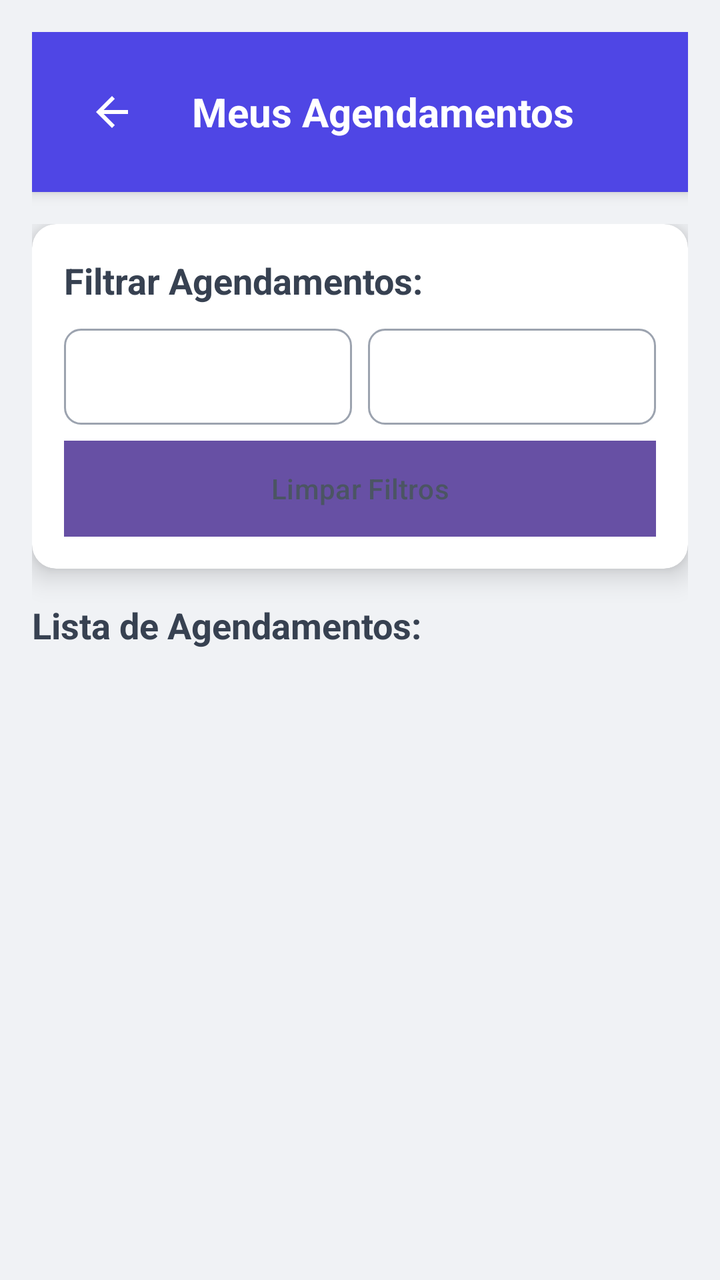
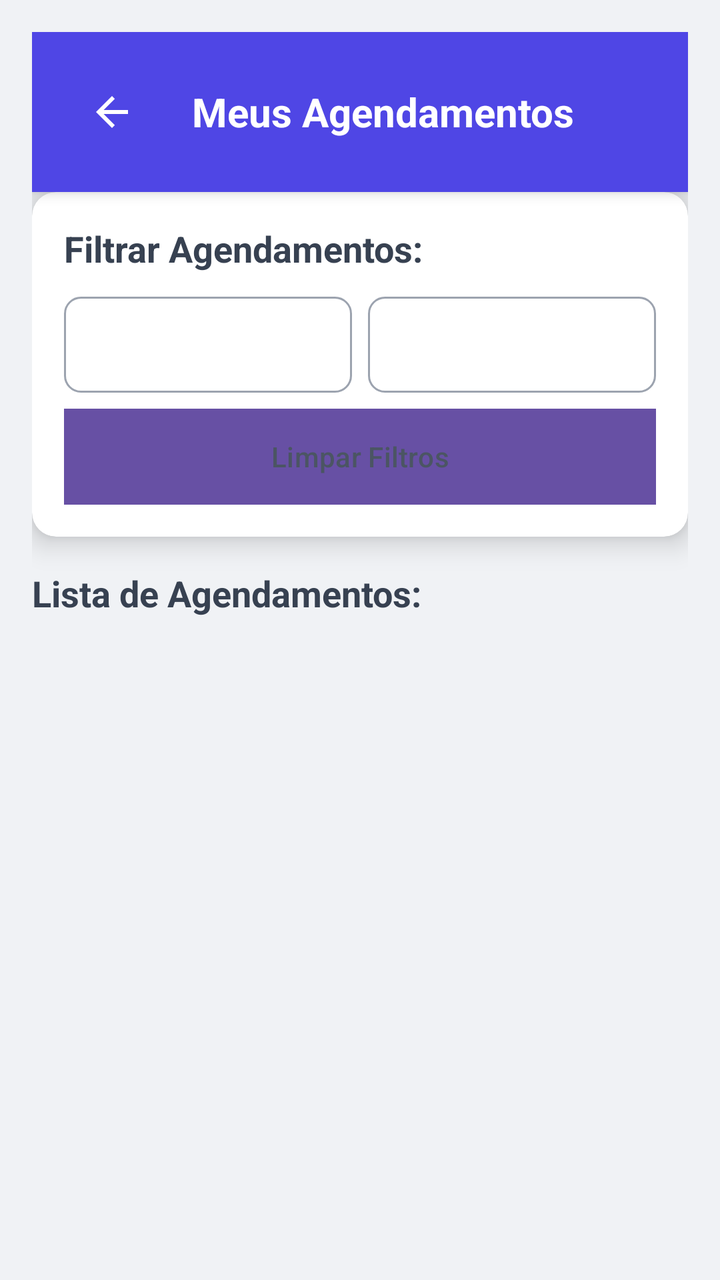

Two renders of the same Android screen: before a commit and after it. Below are the layout's source before the change and the commit's diff.
<!-- AndroidManifest.xml: application theme Theme.SmartApp -->
<!-- res/layout/gerenciar_agendamento.xml -->
<?xml version="1.0" encoding="utf-8"?>
<LinearLayout xmlns:android="http://schemas.android.com/apk/res/android"
    xmlns:app="http://schemas.android.com/apk/res-auto"
    xmlns:tools="http://schemas.android.com/tools"
    android:layout_width="match_parent"
    android:layout_height="match_parent"
    android:background="#F0F2F5"
    android:orientation="vertical"
    android:padding="16dp">

    
    <LinearLayout
        android:id="@+id/header"
        android:layout_width="match_parent"
        android:layout_height="wrap_content"
        android:background="#4F46E5"
        android:elevation="4dp"
        android:padding="16dp"
        android:gravity="center_vertical">

        <ImageButton
            android:id="@+id/btnvoltaragendamento"
            android:layout_width="48dp"
            android:layout_height="48dp"
            android:background="?attr/selectableItemBackgroundBorderless"
            android:contentDescription="gere2"
            android:src="@drawable/ic_arrow_back"
            app:tint="#FFFFFF" />

        <TextView
            android:id="@+id/title"
            android:layout_width="0dp"
            android:layout_height="wrap_content"
            android:layout_weight="1"
            android:layout_marginStart="16dp"
            android:text="Meus Agendamentos"
            android:textColor="#FFFFFF"
            android:textSize="20sp"
            android:textStyle="bold" />
    </LinearLayout>

    <ScrollView
        android:layout_width="match_parent"
        android:layout_height="0dp"
        android:layout_weight="1"
        android:paddingTop="16dp">

        <LinearLayout
            android:layout_width="match_parent"
            android:layout_height="wrap_content"
            android:orientation="vertical">

            
            <androidx.cardview.widget.CardView
                android:layout_width="match_parent"
                android:layout_height="wrap_content"
                android:layout_marginBottom="16dp"
                app:cardCornerRadius="12dp"
                app:cardElevation="8dp"
                app:cardBackgroundColor="#FFFFFF">

                <LinearLayout
                    android:layout_width="match_parent"
                    android:layout_height="wrap_content"
                    android:orientation="vertical"
                    android:padding="16dp">

                    <TextView
                        android:layout_width="match_parent"
                        android:layout_height="wrap_content"
                        android:text="Filtrar Agendamentos:"
                        android:textColor="#374151"
                        android:textSize="18sp"
                        android:textStyle="bold"
                        android:layout_marginBottom="12dp"/>

                    <LinearLayout
                        android:layout_width="match_parent"
                        android:layout_height="wrap_content"
                        android:orientation="horizontal"
                        android:weightSum="2">

                        <Spinner
                            android:id="@+id/statusFilter"
                            android:layout_width="0dp"
                            android:layout_height="48dp"
                            android:layout_weight="1"
                            android:paddingStart="12dp"
                            android:paddingEnd="12dp"
                            android:background="@drawable/spinner_border"
                            android:spinnerMode="dropdown"/>

                        <Spinner
                            android:id="@+id/periodFilter"
                            android:layout_width="0dp"
                            android:layout_height="48dp"
                            android:layout_weight="1"
                            android:paddingStart="12dp"
                            android:paddingEnd="12dp"
                            android:layout_marginStart="8dp"
                            android:background="@drawable/spinner_border"
                            android:spinnerMode="dropdown"/>
                    </LinearLayout>

                    <Button
                        android:id="@+id/clearFilterButton"
                        android:layout_width="match_parent"
                        android:layout_height="48dp"
                        android:layout_marginTop="8dp"
                        android:background="#E5E7EB"
                        android:text="Limpar Filtros"
                        android:textColor="#4B5563"
                        android:drawableStart="@drawable/ic_eraser"
                        android:drawableTint="#4B5563"
                        android:drawablePadding="8dp"/>
                </LinearLayout>
            </androidx.cardview.widget.CardView>

            
            <TextView
                android:layout_width="match_parent"
                android:layout_height="wrap_content"
                android:text="Lista de Agendamentos:"
                android:textColor="#374151"
                android:textSize="18sp"
                android:textStyle="bold"
                android:layout_marginBottom="12dp"/>

            
            <LinearLayout
                android:id="@+id/emptyState"
                android:layout_width="match_parent"
                android:layout_height="wrap_content"
                android:orientation="vertical"
                android:gravity="center"
                android:padding="32dp"
                android:visibility="gone">

                <ImageView
                    android:layout_width="80dp"
                    android:layout_height="80dp"
                    android:src="@drawable/ic_calendar_empty"
                    android:contentDescription="Nenhum agendamento"
                    android:layout_marginBottom="16dp"/>

                <TextView
                    android:layout_width="match_parent"
                    android:layout_height="wrap_content"
                    android:text="Nenhum agendamento encontrado"
                    android:textColor="#6B7280"
                    android:textSize="16sp"
                    android:gravity="center"
                    android:layout_marginBottom="8dp"/>

                <TextView
                    android:layout_width="match_parent"
                    android:layout_height="wrap_content"
                    android:text="Tente ajustar os filtros ou faça um novo agendamento"
                    android:textColor="#9CA3AF"
                    android:textSize="14sp"
                    android:gravity="center"/>
            </LinearLayout>

            <androidx.recyclerview.widget.RecyclerView
                android:id="@+id/rvAgendamentosCategories"
                android:layout_width="match_parent"
                android:layout_height="wrap_content"
                tools:listitem="@layout/item_agendamento"
                tools:itemCount="10"
                app:spanCount="1"
                tools:layoutManager="LinearLayoutManager"
                tools:orientation="vertical"/>

            
            <androidx.cardview.widget.CardView
                android:layout_width="match_parent"
                android:layout_height="wrap_content"
                app:cardCornerRadius="50dp"
                app:cardElevation="2dp"
                android:layout_marginTop="8dp"
                android:layout_marginBottom="8dp"/>

        </LinearLayout>
    </ScrollView>

    
    <androidx.cardview.widget.CardView
        android:id="@+id/messageModal"
        android:layout_width="300dp"
        android:layout_height="wrap_content"
        android:layout_gravity="center"
        android:visibility="gone"
        app:cardCornerRadius="16dp"
        app:cardElevation="24dp"
        app:cardBackgroundColor="#FFFFFF">

        <LinearLayout
            android:layout_width="match_parent"
            android:layout_height="wrap_content"
            android:orientation="vertical"
            android:padding="24dp"
            android:gravity="center">

            <TextView
                android:id="@+id/messageIcon"
                android:layout_width="wrap_content"
                android:layout_height="wrap_content"
                android:textSize="48sp"
                android:layout_marginBottom="16dp"
                android:textColor="#4F46E5"/>

            <TextView
                android:id="@+id/messageTitle"
                android:layout_width="match_parent"
                android:layout_height="wrap_content"
                android:textSize="24sp"
                android:textStyle="bold"
                android:gravity="center"
                android:textColor="#374151"
                android:layout_marginBottom="8dp"/>

            <TextView
                android:id="@+id/messageText"
                android:layout_width="match_parent"
                android:layout_height="wrap_content"
                android:textSize="16sp"
                android:gravity="center"
                android:textColor="#6B7280"
                android:layout_marginBottom="24dp"/>

            <Button
                android:id="@+id/okButton"
                android:layout_width="match_parent"
                android:layout_height="48dp"
                android:text="OK"
                android:background="#4F46E5"
                android:textColor="#FFFFFF"/>
        </LinearLayout>
    </androidx.cardview.widget.CardView>
</LinearLayout>
<!-- res/layout/item_agendamento.xml (included above) -->
<androidx.cardview.widget.CardView xmlns:android="http://schemas.android.com/apk/res/android"
    xmlns:app="http://schemas.android.com/apk/res-auto"
    android:layout_width="match_parent"
    android:layout_height="wrap_content"
    android:layout_marginBottom="16dp"
    app:cardCornerRadius="12dp"
    app:cardElevation="4dp"
    app:cardBackgroundColor="@color/white">

    <LinearLayout
        android:layout_width="match_parent"
        android:layout_height="wrap_content"
        android:orientation="vertical"
        android:padding="16dp"
        android:background="@color/white">

        
        <TextView
            android:id="@+id/nome"
            android:layout_width="match_parent"
            android:layout_height="wrap_content"
            android:text="Maria Cabeleireira"
            android:textColor="@android:color/black"
            android:textSize="18sp"
            android:textStyle="bold"/>

        
        <TextView
            android:id="@+id/servico"
            android:layout_width="match_parent"
            android:layout_height="wrap_content"
            android:layout_marginTop="8dp"
            android:text="Corte Feminino"
            android:textColor="@android:color/black"
            android:textSize="16sp"/>

        
        <LinearLayout
            android:layout_width="match_parent"
            android:layout_height="wrap_content"
            android:layout_marginTop="8dp"
            android:orientation="horizontal">

            <TextView
                android:layout_width="0dp"
                android:layout_height="wrap_content"
                android:layout_weight="1"
                android:text="Data:"
                android:textColor="@android:color/black"
                android:textStyle="bold"/>

            <TextView
                android:id="@+id/data"
                android:layout_width="0dp"
                android:layout_height="wrap_content"
                android:layout_weight="1"
                android:text="25/10/2023"
                android:textColor="@android:color/black"/>

            <TextView
                android:layout_width="0dp"
                android:layout_height="wrap_content"
                android:layout_weight="1"
                android:text="Hora:"
                android:textColor="@android:color/black"
                android:textStyle="bold"/>

            <TextView
                android:id="@+id/hora"
                android:layout_width="0dp"
                android:layout_height="wrap_content"
                android:layout_weight="1"
                android:text="14:00"
                android:textColor="@android:color/black"/>
        </LinearLayout>

        
        <TextView
            android:id="@+id/valor"
            android:layout_width="match_parent"
            android:layout_height="wrap_content"
            android:layout_marginTop="16dp"
            android:text="Valor: R$ 60,00"
            android:textColor="@android:color/black"
            android:textSize="16sp"
            android:textStyle="bold"/>

        
        <LinearLayout
            android:layout_width="match_parent"
            android:layout_height="wrap_content"
            android:layout_marginTop="16dp"
            android:orientation="horizontal"
            android:gravity="center_vertical">

            <ImageView
                android:id="@+id/statusIco"
                android:layout_width="16dp"
                android:layout_height="16dp"
                android:src="@drawable/ic_check_circle"
                app:tint="@color/black" />

            <TextView
                android:id="@+id/status"
                android:layout_width="wrap_content"
                android:layout_height="wrap_content"
                android:layout_marginStart="8dp"
                android:text="Confirmado"
                android:textColor="@android:color/black"
                android:textSize="14sp"
                android:layout_weight="1"/>

            <Button
                android:id="@+id/btnAction"
                android:layout_width="wrap_content"
                android:layout_height="36dp"
                android:layout_gravity="end"
                android:layout_marginEnd="4dp"
                android:text="Reagendar"
                android:textColor="@android:color/white"
                android:textSize="14sp"
                android:textStyle="bold"
                android:drawableStart="@drawable/ic_calendar"
                android:drawablePadding="6dp"
                android:stateListAnimator="@null"
                android:paddingHorizontal="12dp"
                android:paddingVertical="4dp"/>
        </LinearLayout>
    </LinearLayout>
</androidx.cardview.widget.CardView>
<!-- resources referenced by this layout -->
<resources>
  <color name="black">#FF000000</color>
  <color name="white">#FFFFFFFF</color>
  <!-- drawable ic_arrow_back (drawable) -->
  <vector xmlns:android="http://schemas.android.com/apk/res/android"
      android:width="24dp"
      android:height="24dp"
      android:viewportWidth="24"
      android:viewportHeight="24">
      <path android:fillColor="#FFFFFF" android:pathData="M20,11H7.83l5.59,-5.59L12,4l-8,8 8,8 1.41,-1.41L7.83,13H20v-2z"/>
  </vector>
  <!-- drawable ic_calendar (drawable) -->
  <vector xmlns:android="http://schemas.android.com/apk/res/android"
      android:width="24dp"
      android:height="24dp"
      android:viewportWidth="24"
      android:viewportHeight="24">
      <path
          android:fillColor="#FF000000"
          android:pathData="M19,4h-1V2h-2v2H8V2H6v2H5c-1.11,0 -1.99,0.9 -1.99,2L3,20c0,1.1 0.89,2 2,2h14c1.1,0 2,-0.9 2,-2V6c0,-1.1 -0.9,-2 -2,-2zM19,20H5V9h14V20zM19,7H5V5h14V7zM9,13H7v-2h2V13zM13,13h-2v-2h2V13zM17,13h-2v-2h2V13zM9,17H7v-2h2V17zM13,17h-2v-2h2V17z"/>
  </vector>
  <!-- drawable ic_calendar_empty (drawable) -->
  <vector xmlns:android="http://schemas.android.com/apk/res/android"
      android:width="48dp"
      android:height="48dp"
      android:viewportWidth="24"
      android:viewportHeight="24"
      android:tint="#9CA3AF">
      <path
          android:fillColor="@android:color/white"
          android:pathData="M19,4h-1V2h-2v2H8V2H6v2H5c-1.11,0 -1.99,0.9 -1.99,2L3,20a2,2 0 0,0 2,2h14c1.1,0 2,-0.9 2,-2V6c0,-1.1 -0.9,-2 -2,-2zm0,16H5V10h14v10zm0,-12H5V6h14v2z"/>
      <path
          android:fillColor="@android:color/white"
          android:pathData="M0,0h24v24H0V0z"/>
  </vector>
  <!-- drawable ic_check_circle (drawable) -->
  <vector xmlns:android="http://schemas.android.com/apk/res/android" android:height="24dp" android:tint="#000000" android:viewportHeight="24" android:viewportWidth="24" android:width="24dp">
        
      <path android:fillColor="@android:color/white" android:pathData="M12,2C6.48,2 2,6.48 2,12s4.48,10 10,10 10,-4.48 10,-10S17.52,2 12,2zM10,17l-5,-5 1.41,-1.41L10,14.17l7.59,-7.59L19,8l-9,9z"/>
      
  </vector>
  <!-- drawable ic_eraser (drawable) -->
  <vector xmlns:android="http://schemas.android.com/apk/res/android" android:height="24dp" android:tint="#000000" android:viewportHeight="960" android:viewportWidth="960" android:width="24dp">
        
      <path android:fillColor="@android:color/white" android:pathData="M376,660L480,556L584,660L640,604L536,500L640,396L584,340L480,444L376,340L320,396L424,500L320,604L376,660ZM280,840Q247,840 223.5,816.5Q200,793 200,760L200,240L160,240L160,160L360,160L360,120L600,120L600,160L800,160L800,240L760,240L760,760Q760,793 736.5,816.5Q713,840 680,840L280,840ZM680,240L280,240L280,760Q280,760 280,760Q280,760 280,760L680,760Q680,760 680,760Q680,760 680,760L680,240ZM280,240L280,240L280,760Q280,760 280,760Q280,760 280,760L280,760Q280,760 280,760Q280,760 280,760L280,240Z"/>
      
  </vector>
  <!-- drawable spinner_border (drawable) -->
  <?xml version="1.0" encoding="utf-8"?>
  <selector xmlns:android="http://schemas.android.com/apk/res/android">
      <item>
          <layer-list>
              <item>
                  <shape>
                      <solid android:color="@android:color/transparent" />
                      <stroke android:width="1dp" android:color="@color/gray_400" />
                      <corners android:radius="8dp" />
                  </shape>
              </item>
          </layer-list>
      </item>
  </selector>
  <style name="Theme.SmartApp" parent="Base.Theme.SmartApp" />
  <color name="gray_400">#9CA3AF</color>
  <style name="Base.Theme.SmartApp" parent="Theme.Material3.DayNight.NoActionBar" />
</resources>

<!-- the commit's change to res/layout/gerenciar_agendamento.xml (unified diff, before → after) -->
@@ -39,149 +39,132 @@
             android:textStyle="bold" />
     </LinearLayout>
 
-    <ScrollView
+    <LinearLayout
         android:layout_width="match_parent"
-        android:layout_height="0dp"
-        android:layout_weight="1"
-        android:paddingTop="16dp">
-
-        <LinearLayout
-            android:layout_width="match_parent"
-            android:layout_height="wrap_content"
-            android:orientation="vertical">
-
-            
-            <androidx.cardview.widget.CardView
-                android:layout_width="match_parent"
-                android:layout_height="wrap_content"
-                android:layout_marginBottom="16dp"
-                app:cardCornerRadius="12dp"
-                app:cardElevation="8dp"
-                app:cardBackgroundColor="#FFFFFF">
+        android:layout_height="wrap_content"
+        android:orientation="vertical">
+
+        
+        <androidx.cardview.widget.CardView
+            android:layout_width="match_parent"
+            android:layout_height="wrap_content"
+            android:layout_marginBottom="16dp"
+            app:cardCornerRadius="12dp"
+            app:cardElevation="8dp"
+            app:cardBackgroundColor="#FFFFFF">
+
+            <LinearLayout
+                android:layout_width="match_parent"
+                android:layout_height="wrap_content"
+                android:orientation="vertical"
+                android:padding="16dp">
+
+                <TextView
+                    android:layout_width="match_parent"
+                    android:layout_height="wrap_content"
+                    android:text="Filtrar Agendamentos:"
+                    android:textColor="#374151"
+                    android:textSize="18sp"
+                    android:textStyle="bold"
+                    android:layout_marginBottom="12dp"/>
 
                 <LinearLayout
                     android:layout_width="match_parent"
                     android:layout_height="wrap_content"
-                    android:orientation="vertical"
-                    android:padding="16dp">
-
-                    <TextView
-                        android:layout_width="match_parent"
-                        android:layout_height="wrap_content"
-                        android:text="Filtrar Agendamentos:"
-                        android:textColor="#374151"
-                        android:textSize="18sp"
-                        android:textStyle="bold"
-                        android:layout_marginBottom="12dp"/>
-
-                    <LinearLayout
-                        android:layout_width="match_parent"
-                        android:layout_height="wrap_content"
-                        android:orientation="horizontal"
-                        android:weightSum="2">
-
-                        <Spinner
-                            android:id="@+id/statusFilter"
-                            android:layout_width="0dp"
-                            android:layout_height="48dp"
-                            android:layout_weight="1"
-                            android:paddingStart="12dp"
-                            android:paddingEnd="12dp"
-                            android:background="@drawable/spinner_border"
-                            android:spinnerMode="dropdown"/>
-
-                        <Spinner
-                            android:id="@+id/periodFilter"
-                            android:layout_width="0dp"
-                            android:layout_height="48dp"
-                            android:layout_weight="1"
-                            android:paddingStart="12dp"
-                            android:paddingEnd="12dp"
-                            android:layout_marginStart="8dp"
-                            android:background="@drawable/spinner_border"
-                            android:spinnerMode="dropdown"/>
-                    </LinearLayout>
-
-                    <Button
-                        android:id="@+id/clearFilterButton"
-                        android:layout_width="match_parent"
+                    android:orientation="horizontal"
+                    android:weightSum="2">
+
+                    <Spinner
+                        android:id="@+id/statusFilter"
+                        android:layout_width="0dp"
                         android:layout_height="48dp"
-                        android:layout_marginTop="8dp"
-                        android:background="#E5E7EB"
-                        android:text="Limpar Filtros"
-                        android:textColor="#4B5563"
-                        android:drawableStart="@drawable/ic_eraser"
-                        android:drawableTint="#4B5563"
-                        android:drawablePadding="8dp"/>
+                        android:layout_weight="1"
+                        android:paddingStart="12dp"
+                        android:paddingEnd="12dp"
+                        android:background="@drawable/spinner_border"
+                        android:spinnerMode="dropdown"/>
+
+                    <Spinner
+                        android:id="@+id/periodFilter"
+                        android:layout_width="0dp"
+                        android:layout_height="48dp"
+                        android:layout_weight="1"
+                        android:paddingStart="12dp"
+                        android:paddingEnd="12dp"
+                        android:layout_marginStart="8dp"
+                        android:background="@drawable/spinner_border"
+                        android:spinnerMode="dropdown"/>
                 </LinearLayout>
-            </androidx.cardview.widget.CardView>
-
-            
-            <TextView
-                android:layout_width="match_parent"
-                android:layout_height="wrap_content"
-                android:text="Lista de Agendamentos:"
-                android:textColor="#374151"
-                android:textSize="18sp"
-                android:textStyle="bold"
-                android:layout_marginBottom="12dp"/>
-
-            
-            <LinearLayout
-                android:id="@+id/emptyState"
-                android:layout_width="match_parent"
-                android:layout_height="wrap_content"
-                android:orientation="vertical"
+
+                <Button
+                    android:id="@+id/clearFilterButton"
+                    android:layout_width="match_parent"
+                    android:layout_height="48dp"
+                    android:layout_marginTop="8dp"
+                    android:background="#E5E7EB"
+                    android:text="Limpar Filtros"
+                    android:textColor="#4B5563"
+                    android:drawableStart="@drawable/ic_eraser"
+                    android:drawableTint="#4B5563"
+                    android:drawablePadding="8dp"/>
+            </LinearLayout>
+        </androidx.cardview.widget.CardView>
+
+        
+        <TextView
+            android:layout_width="match_parent"
+            android:layout_height="wrap_content"
+            android:text="Lista de Agendamentos:"
+            android:textColor="#374151"
+            android:textSize="18sp"
+            android:textStyle="bold"
+            android:layout_marginBottom="12dp"/>
+
+        
+        <LinearLayout
+            android:id="@+id/emptyState"
+            android:layout_width="match_parent"
+            android:layout_height="wrap_content"
+            android:orientation="vertical"
+            android:gravity="center"
+            android:padding="32dp"
+            android:visibility="gone">
+
+            <ImageView
+                android:layout_width="80dp"
+                android:layout_height="80dp"
+                android:src="@drawable/ic_calendar_empty"
+                android:contentDescription="Nenhum agendamento"
+                android:layout_marginBottom="16dp"/>
+
+            <TextView
+                android:layout_width="match_parent"
+                android:layout_height="wrap_content"
+                android:text="Nenhum agendamento encontrado"
+                android:textColor="#6B7280"
+                android:textSize="16sp"
                 android:gravity="center"
-                android:padding="32dp"
-                android:visibility="gone">
-
-                <ImageView
-                    android:layout_width="80dp"
-                    android:layout_height="80dp"
-                    android:src="@drawable/ic_calendar_empty"
-                    android:contentDescription="Nenhum agendamento"
-                    android:layout_marginBottom="16dp"/>
-
-                <TextView
-                    android:layout_width="match_parent"
-                    android:layout_height="wrap_content"
-                    android:text="Nenhum agendamento encontrado"
-                    android:textColor="#6B7280"
-                    android:textSize="16sp"
-                    android:gravity="center"
-                    android:layout_marginBottom="8dp"/>
-
-                <TextView
-                    android:layout_width="match_parent"
-                    android:layout_height="wrap_content"
-                    android:text="Tente ajustar os filtros ou faça um novo agendamento"
-                    android:textColor="#9CA3AF"
-                    android:textSize="14sp"
-                    android:gravity="center"/>
-            </LinearLayout>
-
-            <androidx.recyclerview.widget.RecyclerView
-                android:id="@+id/rvAgendamentosCategories"
-                android:layout_width="match_parent"
-                android:layout_height="wrap_content"
-                tools:listitem="@layout/item_agendamento"
-                tools:itemCount="10"
-                app:spanCount="1"
-                tools:layoutManager="LinearLayoutManager"
-                tools:orientation="vertical"/>
-
-            
-            <androidx.cardview.widget.CardView
-                android:layout_width="match_parent"
-                android:layout_height="wrap_content"
-                app:cardCornerRadius="50dp"
-                app:cardElevation="2dp"
-                android:layout_marginTop="8dp"
                 android:layout_marginBottom="8dp"/>
 
+            <TextView
+                android:layout_width="match_parent"
+                android:layout_height="wrap_content"
+                android:text="Tente ajustar os filtros ou faça um novo agendamento"
+                android:textColor="#9CA3AF"
+                android:textSize="14sp"
+                android:gravity="center"/>
         </LinearLayout>
-    </ScrollView>
+
+        <androidx.recyclerview.widget.RecyclerView
+            android:id="@+id/rvAgendamentosCategories"
+            android:layout_width="match_parent"
+            android:layout_height="wrap_content"
+            tools:listitem="@layout/item_agendamento"
+            tools:itemCount="10"
+            app:spanCount="1"
+            tools:layoutManager="LinearLayoutManager"
+            tools:orientation="vertical"/>
+    </LinearLayout>
 
     
     <androidx.cardview.widget.CardView
